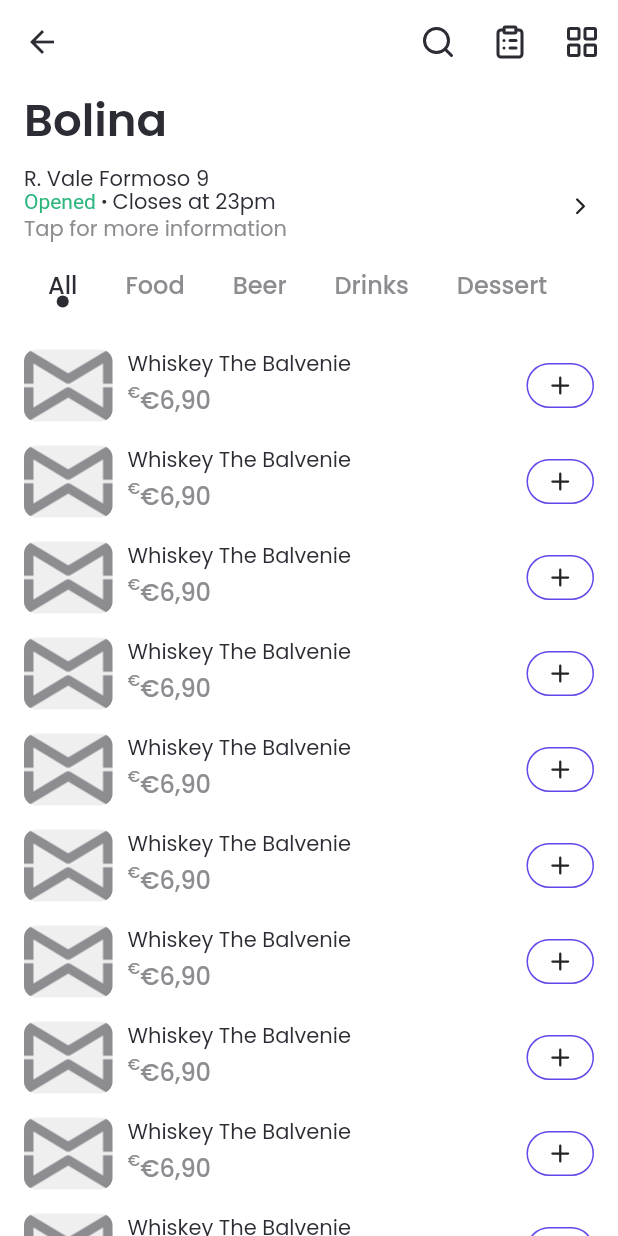
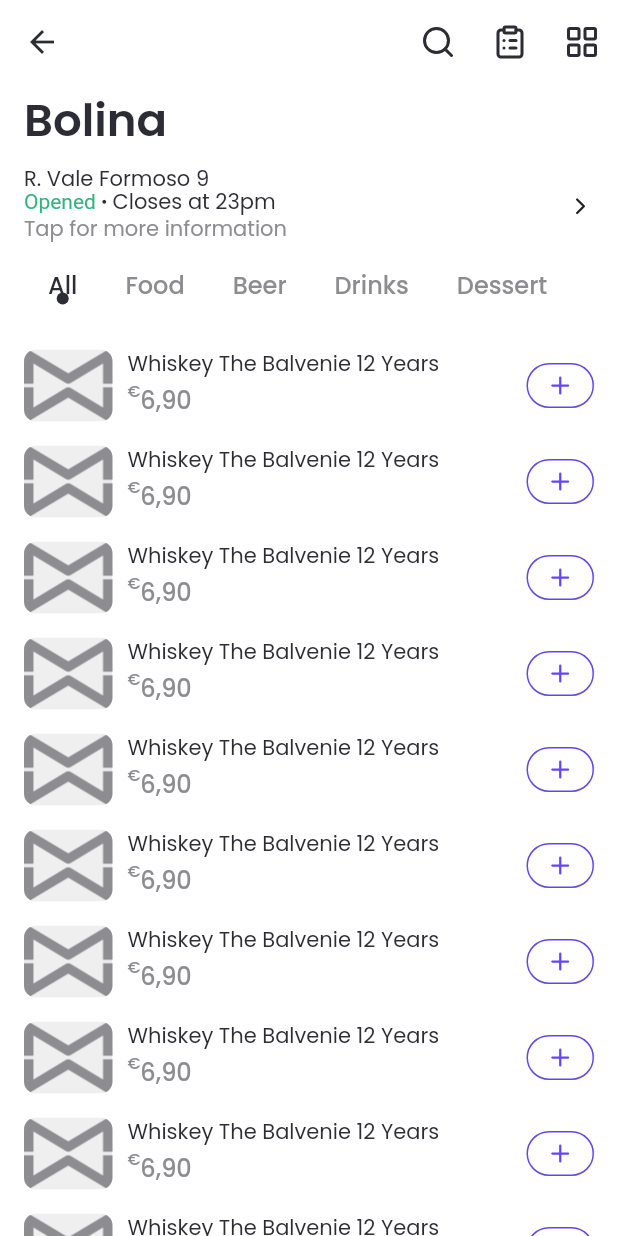
Before and after one commit to ggalambas/mywaiter_ui, a Flutter app: the RestaurantPage screen opened by its route, after a tap on an icon or button, on a phone screen of 412 x 824 dp. Run offline on Flutter 3.47's test engine with Material 2 defaults, Android fonts, the phone set to English and light mode, and no system bars; our stand-ins replace flutter_svg, flutter_svg_provider, google_fonts, lucide_icons, tab_indicator_styler.

Commit message:
restaurant page and product items

```diff
--- a/lib/components/product_item.dart
+++ b/lib/components/product_item.dart
@@ -9,24 +9,17 @@ class ProductItem extends StatelessWidget {
   final View view;
   const ProductItem({required this.view});
 
-  final productTitle = 'Whiskey The Balvenie';
-  final productPrice = '€6,90';
+  final productTitle = 'Whiskey The Balvenie 12 Years';
+  final productPrice = '6,90';
 
   @override
   Widget build(BuildContext context) {
-    late final Widget item;
     switch (view) {
       case View.list:
-        item = buildTile(context);
-        break;
+        return buildTile(context);
       case View.grid:
-        item = buildCard(context);
-        break;
+        return buildCard(context);
     }
-    return InkWell(
-      onTap: () {},
-      child: item,
-    );
   }
 
   Widget buildCard(BuildContext context) {
@@ -68,20 +61,21 @@ class ProductItem extends StatelessWidget {
         children: [
           image(context, width: 59, borderRadius: 8),
           SizedBox(width: 10),
-          Column(
+          Expanded(
+            child: Column(
               mainAxisAlignment: MainAxisAlignment.center,
               crossAxisAlignment: CrossAxisAlignment.start,
               children: [
                 Text(
                   productTitle,
-                maxLines: 1,
                   overflow: TextOverflow.ellipsis,
                 ),
                 SizedBox(height: 4),
                 price(context),
               ],
             ),
-          Spacer(),
+          ),
+          SizedBox(width: 3),
           addButton(context),
         ],
       ),
@@ -95,16 +89,19 @@ class ProductItem extends StatelessWidget {
     double borderRadius = kBorderRadius,
   }) {
     final theme = Theme.of(context);
-    return Container(
+    return ClipRRect(
+      borderRadius: BorderRadius.circular(borderRadius),
+      child: Material(
+        color: theme.colorScheme.surface,
+        child: InkWell(
+          onTap: () {},
+          child: Ink.image(
             width: width,
             height: height,
-      decoration: BoxDecoration(
-        color: theme.colorScheme.surface,
-        borderRadius: BorderRadius.circular(borderRadius),
-        image: DecorationImage(
             image: Svg(
               'assets/logo.svg',
               color: theme.colorScheme.onSurface,
+            ),
           ),
         ),
       ),
@@ -122,15 +119,24 @@ class ProductItem extends StatelessWidget {
 
   Widget addButton(BuildContext context) {
     final theme = Theme.of(context);
-    return Container(
+    final borderRadius = BorderRadius.circular(15);
+    return InkWell(
+      onTap: () {},
+      borderRadius: borderRadius,
+      child: Container(
         width: 45,
         height: 30,
         decoration: BoxDecoration(
           border: Border.all(color: theme.primaryColor),
-        borderRadius: BorderRadius.circular(15),
+          borderRadius: borderRadius,
         ),
         alignment: Alignment.center,
-      child: Icon(LucideIcons.plus, size: kSmallIconSize),
+        child: Icon(
+          LucideIcons.plus,
+          size: kSmallIconSize,
+          color: theme.primaryColor,
+        ),
+      ),
     );
   }
 }
--- a/lib/pages/restaurant_page.dart
+++ b/lib/pages/restaurant_page.dart
@@ -1,11 +1,10 @@
 import 'package:flutter/material.dart';
-import 'package:flutter_sticky_header/flutter_sticky_header.dart';
 import 'package:lucide_icons/lucide_icons.dart';
 import 'package:mywaiter_design/components/product_item.dart';
 import 'package:mywaiter_design/config/constants.dart';
 import 'package:mywaiter_design/config/theme/palette.dart';
 import 'package:mywaiter_design/widgets/flexible_space_title.dart';
-import 'package:tab_indicator_styler/tab_indicator_styler.dart';
+import 'package:mywaiter_design/widgets/persistent_tab_bar.dart';
 
 enum View { grid, list }
 
@@ -60,8 +59,9 @@ class _RestaurantPageState extends State<RestaurantPage> {
     return Scaffold(
       body: DefaultTabController(
         length: categories.length,
-        child: CustomScrollView(
-          slivers: [
+        child: NestedScrollView(
+          headerSliverBuilder: (context, _) {
+            return [
               SliverAppBar(
                 pinned: true,
                 expandedHeight: kToolbarHeight + 12 + 30 + 8,
@@ -102,7 +102,8 @@ class _RestaurantPageState extends State<RestaurantPage> {
                                   opened
                                       ? TextSpan(
                                           text: 'Opened',
-                                        style: TextStyle(color: Palette.green),
+                                          style:
+                                              TextStyle(color: Palette.green),
                                         )
                                       : TextSpan(
                                           text: 'Closed',
@@ -126,32 +127,20 @@ class _RestaurantPageState extends State<RestaurantPage> {
                   ),
                 ),
               ),
-            SliverStickyHeader(
-              header: TabBar(
-                isScrollable: true,
-                padding: EdgeInsets.symmetric(horizontal: kScreenPadding),
-                indicatorPadding: EdgeInsets.only(top: 16),
-                indicator: DotIndicator(
-                  radius: 4,
-                  color: theme.colorScheme.onBackground,
+              SliverPersistentHeader(
+                pinned: true,
+                delegate: PersistentTabBar(categories: categories),
               ),
-                labelColor: theme.colorScheme.onBackground,
-                unselectedLabelColor: theme.colorScheme.onSurface,
-                tabs: [...categories.map((category) => Tab(text: category))],
-              ),
-              sliver: SliverToBoxAdapter(
-                child: Container(
-                  height: screenHeight(context),
-                  padding: EdgeInsets.all(8),
-                  child: TabBarView(
-                    //* filter items by category
+            ];
+          },
+          body: TabBarView(
             children: [
               ...categories.map(
                 (_) => SingleChildScrollView(
+                  padding: EdgeInsets.all(8),
                   child: Wrap(
                     children: [
-                              for (var i = 0; i < 15; i++)
-                                ProductItem(view: view)
+                      for (var i = 0; i < 15; i++) ProductItem(view: view)
                     ],
                   ),
                 ),
@@ -160,10 +149,6 @@ class _RestaurantPageState extends State<RestaurantPage> {
           ),
         ),
       ),
-            ),
-          ],
-        ),
-      ),
     );
   }
 }
--- /dev/null
+++ b/lib/widgets/persistent_tab_bar.dart
@@ -0,0 +1,43 @@
+import 'package:flutter/material.dart';
+import 'package:mywaiter_design/config/constants.dart';
+import 'package:tab_indicator_styler/tab_indicator_styler.dart';
+
+class PersistentTabBar extends SliverPersistentHeaderDelegate {
+  final List<String> categories;
+  const PersistentTabBar({required this.categories});
+
+  @override
+  double get maxExtent => kTextTabBarHeight;
+  @override
+  double get minExtent => kTextTabBarHeight;
+
+  @override
+  bool shouldRebuild(
+    covariant SliverPersistentHeaderDelegate oldDelegate,
+  ) =>
+      true;
+
+  @override
+  Widget build(
+    BuildContext context,
+    double shrinkOffset,
+    bool overlapsContent,
+  ) {
+    final theme = Theme.of(context);
+    return Container(
+      color: theme.backgroundColor,
+      child: TabBar(
+        isScrollable: true,
+        padding: EdgeInsets.symmetric(horizontal: kScreenPadding),
+        indicatorPadding: EdgeInsets.only(top: 12),
+        indicator: DotIndicator(
+          radius: 4,
+          color: theme.colorScheme.onBackground,
+        ),
+        labelColor: theme.colorScheme.onBackground,
+        unselectedLabelColor: theme.colorScheme.onSurface,
+        tabs: [...categories.map((category) => Tab(text: category))],
+      ),
+    );
+  }
+}
--- a/lib/widgets/price.dart
+++ b/lib/widgets/price.dart
@@ -17,7 +17,7 @@ class Price extends StatelessWidget {
           WidgetSpan(
             alignment: PlaceholderAlignment.top,
             child: Padding(
-              padding: EdgeInsets.only(top: 2),
+              padding: EdgeInsets.only(top: 1),
               child: Text(
                 '€',
                 style: style.copyWith(
```
Lines whose indentation alone changed are shown as unchanged.
